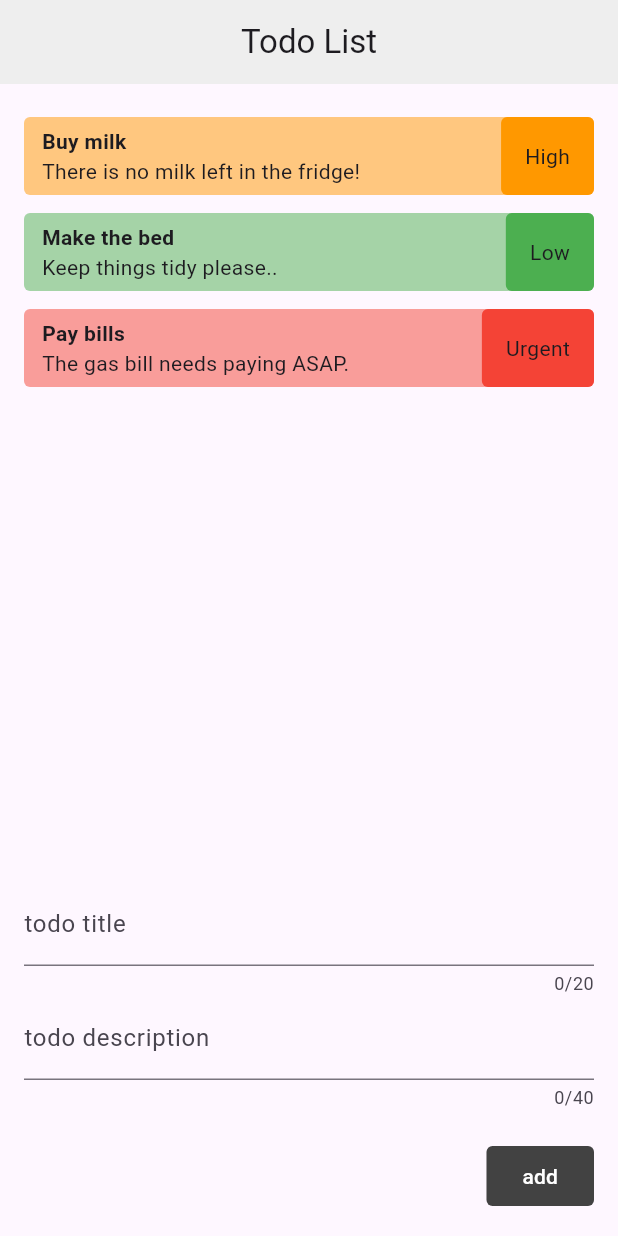
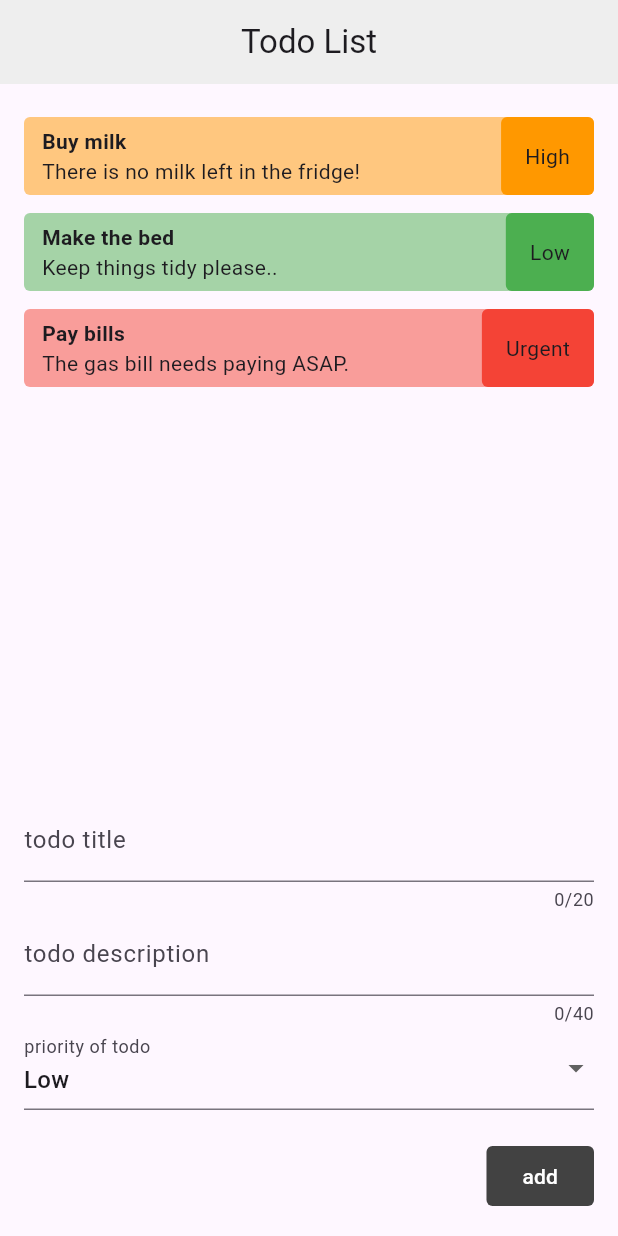
Before and after one commit to prime-infinity/flutter-todo, a Flutter app: the screen it shows after launch, on a phone screen of 412 x 824 dp. Run offline on Flutter 3.47's test engine with Material 3 defaults, Android fonts, the phone set to English and light mode, and no system bars.

```diff
--- a/lib/home.dart
+++ b/lib/home.dart
@@ -11,6 +11,7 @@ class Home extends StatefulWidget {
 
 class _HomeState extends State<Home> {
   final _formGlobalKey = GlobalKey<FormState>();
+  Priority _selectedPriority = Priority.low;
 
   final List<Todo> todos = [
     const Todo(
@@ -76,6 +77,19 @@ class _HomeState extends State<Home> {
                     ),
 
                     //priority
+                    DropdownButtonFormField(
+                        value: _selectedPriority,
+                        decoration: const InputDecoration(
+                            label: Text("priority of todo")),
+                        items: Priority.values.map((p) {
+                          return DropdownMenuItem(
+                              value: p, child: Text(p.title));
+                        }).toList(),
+                        onChanged: (value) {
+                          setState(() {
+                            _selectedPriority = value!;
+                          });
+                        }),
 
                     //submit button
                     const SizedBox(
```
